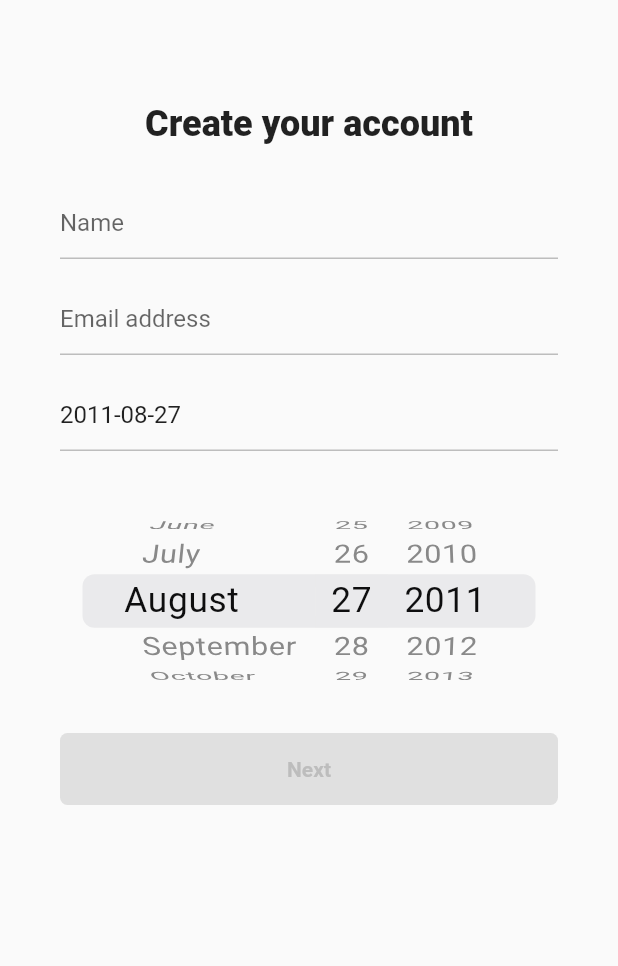
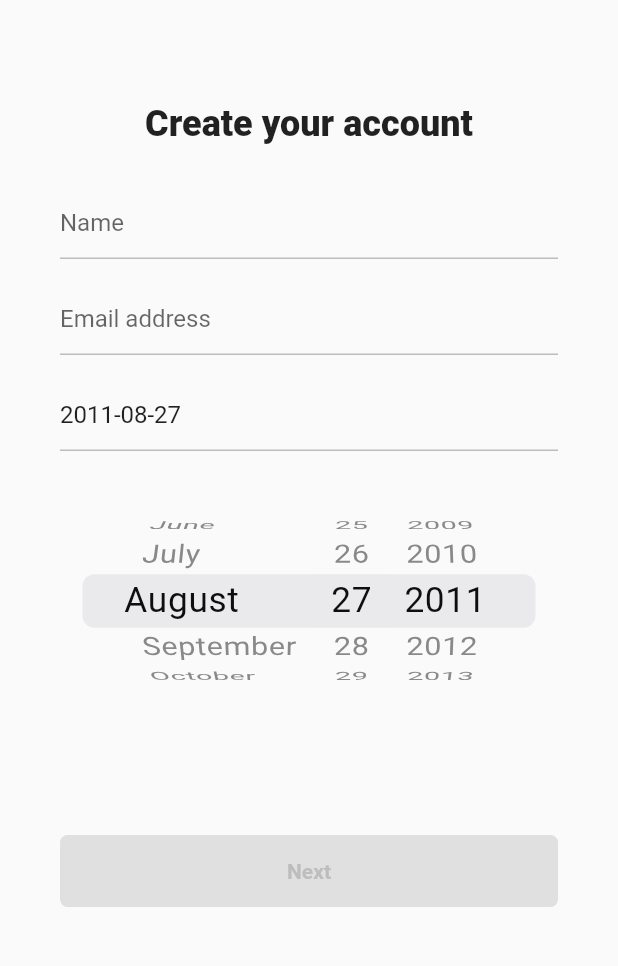
Before and after one commit to pic123123/nomad_flutter_twitter, a Flutter app: the SignupScreen screen opened directly, on a phone screen of 412 x 824 dp, the part 59-1025 px from its top. Run offline on Flutter 3.47's test engine with Material 2 defaults, Android fonts, the phone set to English and light mode, and no system bars.

Commit message:
완성커밋

```diff
--- a/lib/common/widgets/auth_button.dart
+++ b/lib/common/widgets/auth_button.dart
@@ -4,7 +4,6 @@ import 'package:nomad_flutter_twitter/features/authentication/signup_screen.dart
 
 class AuthButton extends StatelessWidget {
   final String text;
-
   const AuthButton({
     super.key,
     required this.text,
--- a/lib/common/widgets/form_button.dart
+++ b/lib/common/widgets/form_button.dart
@@ -1,14 +1,21 @@
 import 'package:flutter/material.dart';
 import 'package:nomad_flutter_twitter/constants/sizes.dart';
 
-class FormButton extends StatelessWidget {
+class FormButton extends StatefulWidget {
+  final String? text;
   const FormButton({
     super.key,
+    this.text,
     required this.disabled,
   });
 
   final bool disabled;
 
+  @override
+  State<FormButton> createState() => _FormButtonState();
+}
+
+class _FormButtonState extends State<FormButton> {
   @override
   Widget build(BuildContext context) {
     return FractionallySizedBox(
@@ -19,18 +26,19 @@ class FormButton extends StatelessWidget {
         ),
         decoration: BoxDecoration(
           borderRadius: BorderRadius.circular(Sizes.size5),
-          color:
-              disabled ? Colors.grey.shade300 : Theme.of(context).primaryColor,
+          color: widget.disabled
+              ? Colors.grey.shade300
+              : Theme.of(context).primaryColor,
         ),
         duration: const Duration(milliseconds: 500),
         child: AnimatedDefaultTextStyle(
           duration: const Duration(milliseconds: 500),
           style: TextStyle(
-            color: disabled ? Colors.grey.shade400 : Colors.white,
+            color: widget.disabled ? Colors.grey.shade400 : Colors.white,
             fontWeight: FontWeight.w600,
           ),
-          child: const Text(
-            'Next',
+          child: Text(
+            widget.text ?? 'Next',
             textAlign: TextAlign.center,
           ),
         ),
--- a/lib/features/authentication/signup_screen.dart
+++ b/lib/features/authentication/signup_screen.dart
@@ -3,11 +3,14 @@ import 'package:flutter/material.dart';
 import 'package:nomad_flutter_twitter/common/widgets/form_button.dart';
 import 'package:nomad_flutter_twitter/constants/gaps.dart';
 import 'package:nomad_flutter_twitter/constants/sizes.dart';
-
-import 'customize_experience_screen.dart';
+import 'package:nomad_flutter_twitter/features/authentication/customize_experience_screen.dart';
 
 class SignupScreen extends StatefulWidget {
-  const SignupScreen({Key? key}) : super(key: key);
+  final bool? switchButton;
+  const SignupScreen({
+    this.switchButton,
+    Key? key,
+  }) : super(key: key);
 
   @override
   State<SignupScreen> createState() => _SignupScreenState();
@@ -34,9 +37,12 @@ class _SignupScreenState extends State<SignupScreen> {
   DateTime now = DateTime.now(); //2023-02-13 22:49:54.767060
   DateTime initDate = DateTime.now().subtract(const Duration(days: 4380));
 
+  bool? localSwitchButton;
+
   @override
   void initState() {
     super.initState();
+    localSwitchButton = widget.switchButton ?? false;
     _birthFocusNode = FocusNode();
     _birthFocusNode.addListener(
       () {
@@ -73,16 +79,22 @@ class _SignupScreenState extends State<SignupScreen> {
   }
 
 //스크린 이동
-  void _onMoveTestScreen(context) {
+  void _onMoveTestScreen(context) async {
     if (_formKey.currentState != null) {
       if (_formKey.currentState!.validate()) {
         _formKey.currentState!.save();
 
-        Navigator.of(context).push(
+        if (!localSwitchButton!) {
+          bool? result = await Navigator.push(
+            context,
             MaterialPageRoute(
-            builder: (context) => const CustomizeExperienceScreen(),
-          ),
+                builder: (context) => const CustomizeExperienceScreen()),
           );
+
+          setState(() {
+            localSwitchButton = result;
+          });
+        }
       }
     }
   }
@@ -248,10 +260,15 @@ class _SignupScreenState extends State<SignupScreen> {
                               },
                             ),
                             Gaps.v20,
-                            if (_isBirthFocused)
+                            if (_isBirthFocused && localSwitchButton == false)
                               const Text(
                                   "This will bot be shown publicly, Confirm your own age, even if this account is for a business, a pet, or something else."),
                             Gaps.v20,
+                            if (localSwitchButton ?? false)
+                              const Text(
+                                "By signing up, you agree to our Terms, Privacy Policy, and Cookie Use. Twitter may use your contact information, including your email address and phone number for purposes outlined in our Privacy Policy. Learn more, Others will be able to find you by email or phone number, when provided, unless you choose otherwise here",
+                              ),
+                            if (localSwitchButton == true ? false : true)
                               SizedBox(
                                 height: 120,
                                 child: CupertinoDatePicker(
@@ -261,10 +278,13 @@ class _SignupScreenState extends State<SignupScreen> {
                                   mode: CupertinoDatePickerMode.date,
                                 ),
                               ),
-                            Gaps.v28,
+                            Gaps.v96,
                             GestureDetector(
                               onTap: () => _onMoveTestScreen(context),
                               child: FormButton(
+                                text: localSwitchButton == true
+                                    ? "SignUp"
+                                    : "Next",
                                 disabled: !(_name.isNotEmpty &&
                                     _email.isNotEmpty &&
                                     _birth.isNotEmpty),
```
Also changed, not shown: lib/features/authentication/customize_experience_screen.dart (+95 -1 lines). Lines whose indentation alone changed are shown as unchanged.
